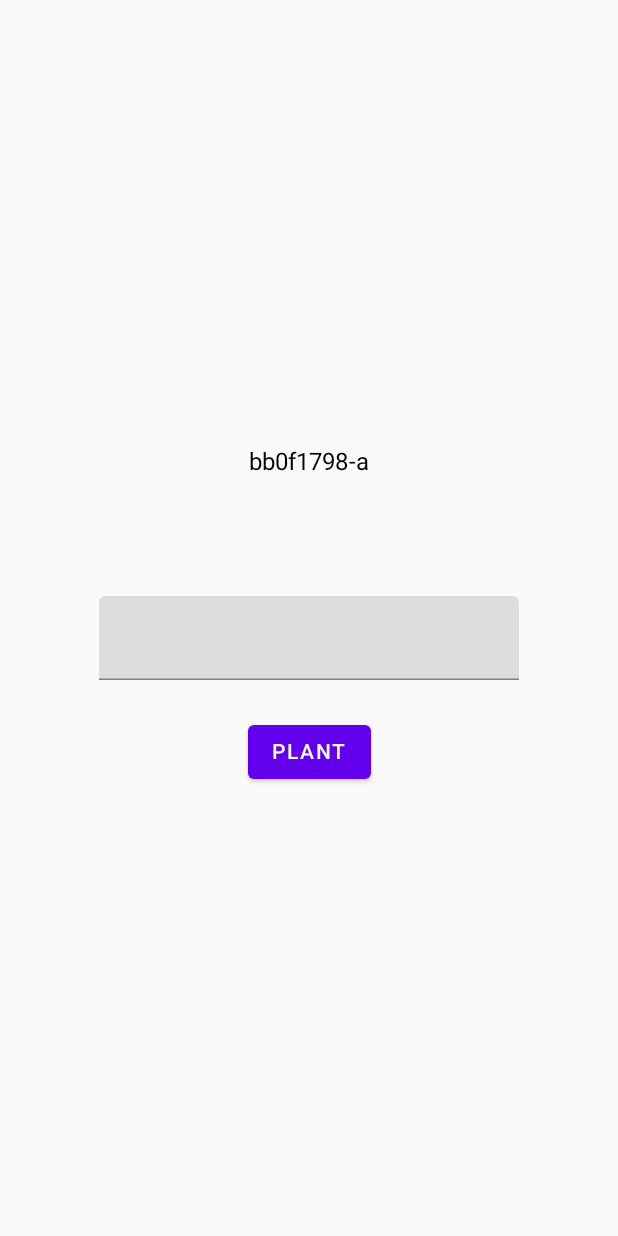
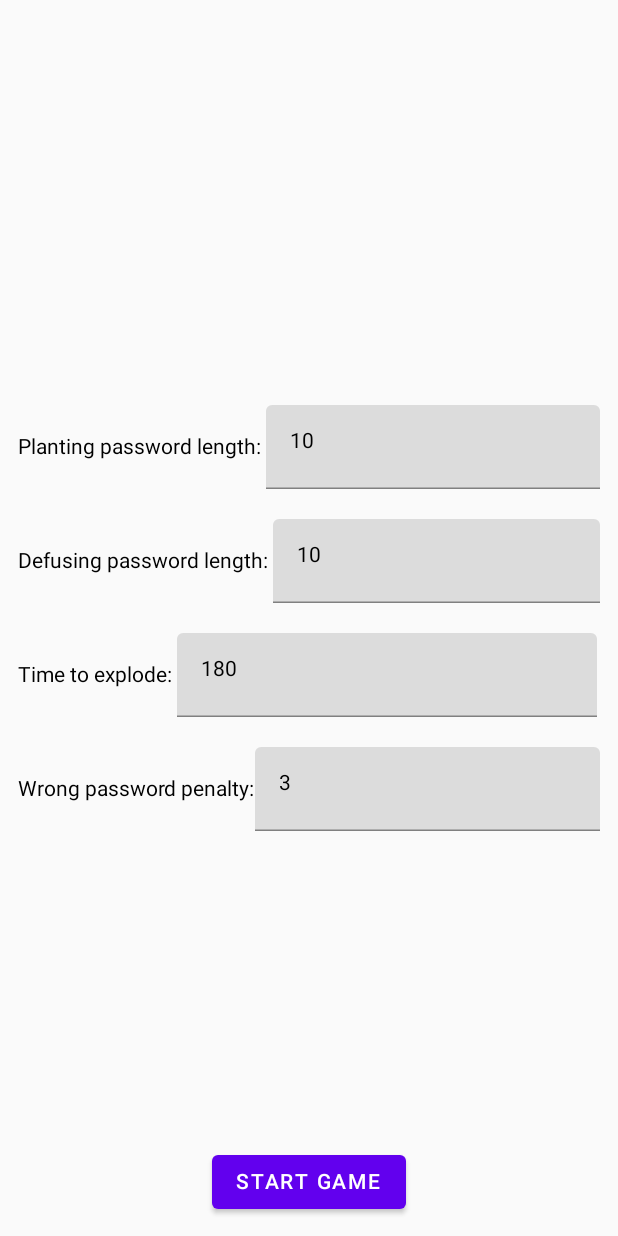
Before and after one commit to DGojka/Search-Destroy-Game, an Android app built with Jetpack Compose: the screen it shows after launch (MainActivity), on a phone screen of 412 x 824 dp. Run offline under Robolectric (Android 15) with nearby library versions, the phone set to English and light mode, and no system bars; our stand-ins replace Dagger/Hilt's generated code.

Commit message:
Navigation and planning screen ui

```diff
--- a/app/src/main/java/com/example/searchanddestroy/MainActivity.kt
+++ b/app/src/main/java/com/example/searchanddestroy/MainActivity.kt
@@ -3,7 +3,7 @@ package com.example.searchanddestroy
 import android.os.Bundle
 import androidx.activity.ComponentActivity
 import androidx.activity.compose.setContent
-import com.example.searchanddestroy.bombscreen.BombScreen
+import com.example.searchanddestroy.navigation.Navigation
 import dagger.hilt.android.AndroidEntryPoint
 
 @AndroidEntryPoint
@@ -11,7 +11,7 @@ class MainActivity : ComponentActivity() {
     override fun onCreate(savedInstanceState: Bundle?) {
         super.onCreate(savedInstanceState)
         setContent {
-            BombScreen()
+            Navigation()
         }
     }
 }
--- a/app/src/main/java/com/example/searchanddestroy/di/AppModule.kt
+++ b/app/src/main/java/com/example/searchanddestroy/di/AppModule.kt
@@ -1,7 +1,7 @@
 package com.example.searchanddestroy.di
 
 import android.content.Context
-import com.example.searchanddestroy.bombscreen.Speaker
+import com.example.searchanddestroy.ui.bombscreen.Speaker
 import dagger.Module
 import dagger.Provides
 import dagger.hilt.InstallIn
--- /dev/null
+++ b/app/src/main/java/com/example/searchanddestroy/navigation/Navigation.kt
@@ -0,0 +1,22 @@
+package com.example.searchanddestroy.navigation
+
+import androidx.compose.runtime.Composable
+import androidx.navigation.compose.NavHost
+import androidx.navigation.compose.composable
+
+import androidx.navigation.compose.rememberNavController
+import com.example.searchanddestroy.bombscreen.BombScreen
+import com.example.searchanddestroy.ui.planningscreen.PlanningScreen
+
+@Composable
+fun Navigation(){
+    val navController = rememberNavController()
+    NavHost(navController = navController, startDestination = Screen.PlanningScreen.route){
+        composable(route = Screen.PlanningScreen.route){
+            PlanningScreen(navController)
+        }
+        composable(route = Screen.BombScreen.route){
+            BombScreen()
+        }
+    }
+}
--- /dev/null
+++ b/app/src/main/java/com/example/searchanddestroy/navigation/Screen.kt
@@ -0,0 +1,6 @@
+package com.example.searchanddestroy.navigation
+
+sealed class Screen(val route: String) {
+    object PlanningScreen : Screen("planningScreen")
+    object BombScreen: Screen("BombScreen")
+}
--- a/app/src/main/java/com/example/searchanddestroy/bombscreen/Speaker.kt
+++ b/app/src/main/java/com/example/searchanddestroy/ui/bombscreen/Speaker.kt
@@ -1,4 +1,4 @@
-package com.example.searchanddestroy.bombscreen
+package com.example.searchanddestroy.ui.bombscreen
 
 import android.content.Context
 import android.speech.tts.TextToSpeech
--- a/app/src/main/java/com/example/searchanddestroy/bombscreen/Timer.kt
+++ b/app/src/main/java/com/example/searchanddestroy/ui/bombscreen/Timer.kt
@@ -1,4 +1,4 @@
-package com.example.searchanddestroy.bombscreen
+package com.example.searchanddestroy.ui.bombscreen
 
 import kotlinx.coroutines.GlobalScope
 import kotlinx.coroutines.delay
--- a/app/src/main/java/com/example/searchanddestroy/bombscreen/ui/BombScreen.kt
+++ b/app/src/main/java/com/example/searchanddestroy/ui/bombscreen/ui/BombScreen.kt
@@ -21,8 +21,8 @@ import androidx.compose.ui.unit.dp
 import androidx.compose.ui.unit.sp
 import androidx.hilt.navigation.compose.hiltViewModel
 import com.example.searchanddestroy.R
-import com.example.searchanddestroy.bombscreen.ui.BombScreenUiState
-import com.example.searchanddestroy.bombscreen.ui.BombScreenViewModel
+import com.example.searchanddestroy.ui.bombscreen.ui.BombScreenUiState
+import com.example.searchanddestroy.ui.bombscreen.ui.BombScreenViewModel
 import kotlin.math.ceil
 
 @Composable
@@ -53,7 +53,7 @@ fun BombScreen() {
 }
 
 @Composable
-fun Planting(password: String, vm: BombScreenViewModel) {
+private fun Planting(password: String, vm: BombScreenViewModel) {
     Box(
         Modifier
             .fillMaxSize()
@@ -78,7 +78,7 @@ fun Planting(password: String, vm: BombScreenViewModel) {
 }
 
 @Composable
-fun BombPlanted(
+private fun BombPlanted(
     password: String,
     vm: BombScreenViewModel,
     totalTime: Int,
@@ -127,7 +127,7 @@ fun BombPlanted(
 
 @OptIn(ExperimentalAnimationApi::class)
 @Composable
-fun TimerComposable(
+private fun TimerComposable(
     modifier: Modifier = Modifier,
     totalSeconds: Float,
     currentSeconds: Float,
@@ -184,14 +184,14 @@ fun TimerComposable(
 }
 
 @Composable
-fun BombExploded() {
+private fun BombExploded() {
     Box(Modifier.fillMaxSize(), contentAlignment = Alignment.Center) {
         Text(text = stringResource(id = R.string.terrorist_wins), fontSize = 72.sp)
     }
 }
 
 @Composable
-fun TypePassword(onPasswordEntered: (password: String) -> Unit) {
+private fun TypePassword(onPasswordEntered: (password: String) -> Unit) {
     var typedPassword by remember { mutableStateOf("") }
     TextField(value = typedPassword, onValueChange = {
         typedPassword = it
--- a/app/src/main/java/com/example/searchanddestroy/bombscreen/ui/BombScreenUiState.kt
+++ b/app/src/main/java/com/example/searchanddestroy/ui/bombscreen/ui/BombScreenUiState.kt
@@ -1,4 +1,4 @@
-package com.example.searchanddestroy.bombscreen.ui
+package com.example.searchanddestroy.ui.bombscreen.ui
 
 sealed class BombScreenUiState(open val password: String) {
     object Init : BombScreenUiState("")
--- a/app/src/main/java/com/example/searchanddestroy/bombscreen/ui/BombScreenViewModel.kt
+++ b/app/src/main/java/com/example/searchanddestroy/ui/bombscreen/ui/BombScreenViewModel.kt
@@ -1,11 +1,11 @@
-package com.example.searchanddestroy.bombscreen.ui
+package com.example.searchanddestroy.ui.bombscreen.ui
 
 import android.util.Log
 import androidx.lifecycle.ViewModel
 import androidx.lifecycle.viewModelScope
 import com.example.searchanddestroy.R
-import com.example.searchanddestroy.bombscreen.Speaker
-import com.example.searchanddestroy.bombscreen.Timer
+import com.example.searchanddestroy.ui.bombscreen.Speaker
+import com.example.searchanddestroy.ui.bombscreen.Timer
 import dagger.hilt.android.lifecycle.HiltViewModel
 import kotlinx.coroutines.flow.MutableStateFlow
 import kotlinx.coroutines.flow.StateFlow
--- /dev/null
+++ b/app/src/main/java/com/example/searchanddestroy/ui/planningscreen/PlanningScreen.kt
@@ -0,0 +1,113 @@
+package com.example.searchanddestroy.ui.planningscreen
+
+import androidx.compose.foundation.layout.*
+import androidx.compose.foundation.text.KeyboardOptions
+import androidx.compose.material.Button
+import androidx.compose.material.Text
+import androidx.compose.material.TextField
+import androidx.compose.runtime.*
+import androidx.compose.ui.Alignment
+import androidx.compose.ui.Modifier
+import androidx.compose.ui.text.input.KeyboardType
+import androidx.compose.ui.unit.dp
+import androidx.navigation.NavController
+import com.example.searchanddestroy.navigation.Screen
+
+@Composable
+fun PlanningScreen(navController: NavController) {
+    Box(
+        Modifier
+            .fillMaxSize()
+            .padding(12.dp),
+        contentAlignment = Alignment.Center
+    ) {
+        Settings()
+        Box(modifier = Modifier.align(Alignment.BottomCenter)) {
+            StartGameButton(navController)
+        }
+    }
+}
+
+@Composable
+private fun Settings() {
+    Column {
+        PlantingPasswordLength()
+        Spacer(modifier = Modifier.height(20.dp))
+        DefusingPasswordLength()
+        Spacer(modifier = Modifier.height(20.dp))
+        TimeToExplode()
+        Spacer(modifier = Modifier.height(20.dp))
+        WrongPasswordPenalty()
+    }
+}
+
+@Composable
+private fun PlantingPasswordLength() {
+    var plantingPasswordLength by remember { mutableStateOf("10") }
+    Row(
+        verticalAlignment = Alignment.CenterVertically,
+        horizontalArrangement = Arrangement.SpaceBetween
+    ) {
+        Text(text = "Planting password length: ")
+        TextField(
+            keyboardOptions = KeyboardOptions(keyboardType = KeyboardType.Number),
+            value = plantingPasswordLength, onValueChange = {
+                plantingPasswordLength = it
+            })
+    }
+}
+
+@Composable
+private fun DefusingPasswordLength() {
+    var defusingPasswordLength by remember { mutableStateOf("10") }
+    Row(
+        verticalAlignment = Alignment.CenterVertically,
+        horizontalArrangement = Arrangement.SpaceBetween
+    ) {
+        Text(text = "Defusing password length: ")
+        TextField(
+            keyboardOptions = KeyboardOptions(keyboardType = KeyboardType.Number),
+            value = defusingPasswordLength, onValueChange = {
+                defusingPasswordLength = it
+            })
+    }
+}
+
+@Composable
+private fun TimeToExplode() {
+    var timeToExplodeSeconds by remember { mutableStateOf("180") }
+    Row(
+        verticalAlignment = Alignment.CenterVertically,
+        horizontalArrangement = Arrangement.SpaceBetween
+    ) {
+        Text(text = "Time to explode: ")
+        TextField(
+            keyboardOptions = KeyboardOptions(keyboardType = KeyboardType.Number),
+            value = timeToExplodeSeconds, onValueChange = {
+                timeToExplodeSeconds = it
+            })
+    }
+}
+
+@Composable
+private fun WrongPasswordPenalty() {
+    var wrongPasswordPenalty by remember { mutableStateOf("3") }
+    Row(
+        verticalAlignment = Alignment.CenterVertically,
+        horizontalArrangement = Arrangement.SpaceBetween
+    ) {
+        Text(text = "Wrong password penalty:")
+        TextField(
+            keyboardOptions = KeyboardOptions(keyboardType = KeyboardType.Number),
+            value = wrongPasswordPenalty, onValueChange = {
+                wrongPasswordPenalty = it
+            })
+    }
+}
+
+@Composable
+private fun StartGameButton(navController: NavController) {
+    Button(onClick = { navController.navigate(Screen.BombScreen.route) }) {
+        Text(text = "START GAME")
+    }
+}
```
Also changed, not shown: app/src/main/java/com/example/searchanddestroy/theme/Color.kt (renamed from app/src/main/java/com/example/searchanddestroy/ui/theme/Color.kt), app/src/main/java/com/example/searchanddestroy/theme/Shape.kt (renamed from app/src/main/java/com/example/searchanddestroy/ui/theme/Shape.kt), app/src/main/java/com/example/searchanddestroy/theme/Theme.kt (renamed from app/src/main/java/com/example/searchanddestroy/ui/theme/Theme.kt), app/src/main/java/com/example/searchanddestroy/theme/Type.kt (renamed from app/src/main/java/com/example/searchanddestroy/ui/theme/Type.kt).
